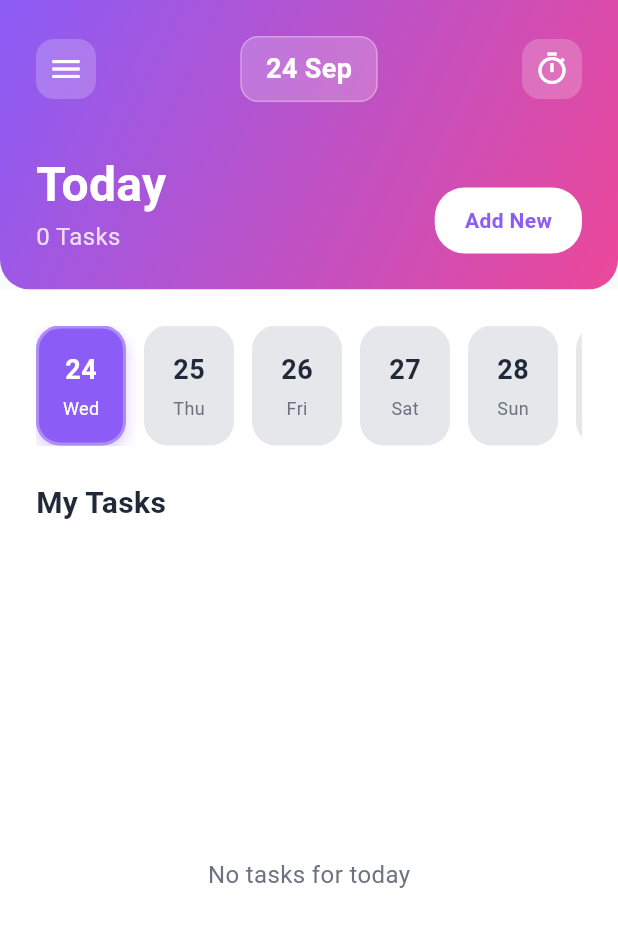
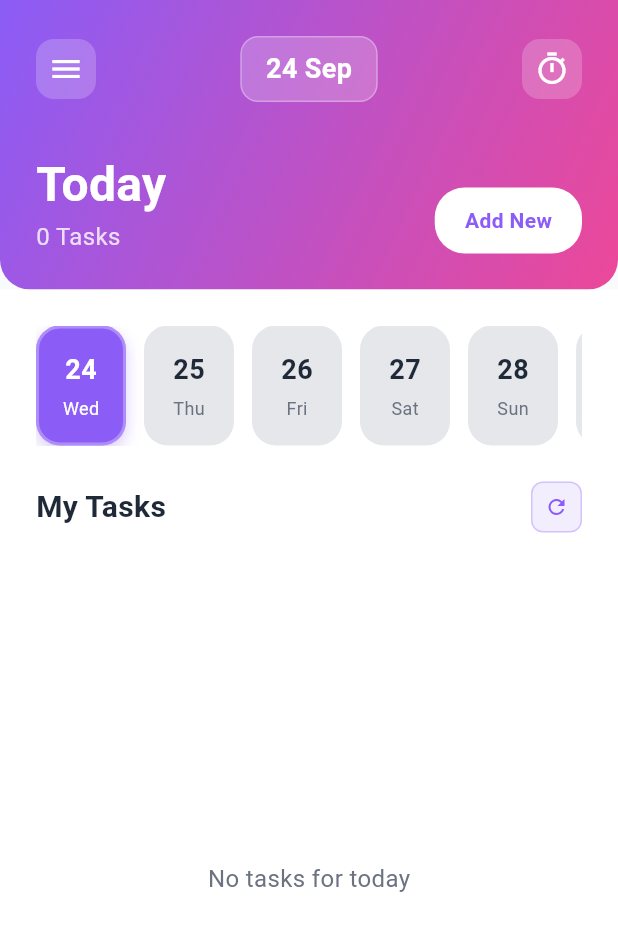
Before and after one commit to jonmid/todo_flutter, a Flutter app: the screen it shows after launch, on a phone screen of 412 x 824 dp. Shown: the top 931 px of the screen. Run offline on Flutter 3.47's test engine with Material 3 defaults, Android fonts, the phone set to English and light mode, and no system bars; our stand-ins replace flutter_dotenv, get, supabase_flutter; accounts and stored records are empty; Roboto replaces fonts that are missing (SF Pro Display).

```diff
--- a/lib/presentation/pages/home_page.dart
+++ b/lib/presentation/pages/home_page.dart
@@ -161,10 +161,11 @@ class HomePage extends StatelessWidget {
 
                       const SizedBox(height: 24),
 
-                      // My Tasks header
-                      const Align(
-                        alignment: Alignment.centerLeft,
-                        child: Text(
+                      // My Tasks header with reload button
+                      Row(
+                        mainAxisAlignment: MainAxisAlignment.spaceBetween,
+                        children: [
+                          const Text(
                             'My Tasks',
                             style: TextStyle(
                               fontSize: 20,
@@ -172,6 +173,39 @@ class HomePage extends StatelessWidget {
                               color: AppColors.primaryText,
                             ),
                           ),
+                          Obx(() => GestureDetector(
+                            onTap: controller.isLoading
+                                ? null
+                                : () => controller.loadTasksForDate(controller.selectedDate),
+                            child: Container(
+                              padding: const EdgeInsets.all(8),
+                              decoration: BoxDecoration(
+                                color: controller.isLoading
+                                    ? AppColors.primaryPurple.withOpacity(0.3)
+                                    : AppColors.primaryPurple.withOpacity(0.1),
+                                borderRadius: BorderRadius.circular(8),
+                                border: Border.all(
+                                  color: AppColors.primaryPurple.withOpacity(0.3),
+                                  width: 1,
+                                ),
+                              ),
+                              child: controller.isLoading
+                                  ? const SizedBox(
+                                      width: 16,
+                                      height: 16,
+                                      child: CircularProgressIndicator(
+                                        strokeWidth: 2,
+                                        color: AppColors.primaryPurple,
+                                      ),
+                                    )
+                                  : const Icon(
+                                      Icons.refresh,
+                                      color: AppColors.primaryPurple,
+                                      size: 16,
+                                    ),
+                            ),
+                          )),
+                        ],
                       ),
 
                       const SizedBox(height: 16),
```
Lines whose indentation alone changed are shown as unchanged.
